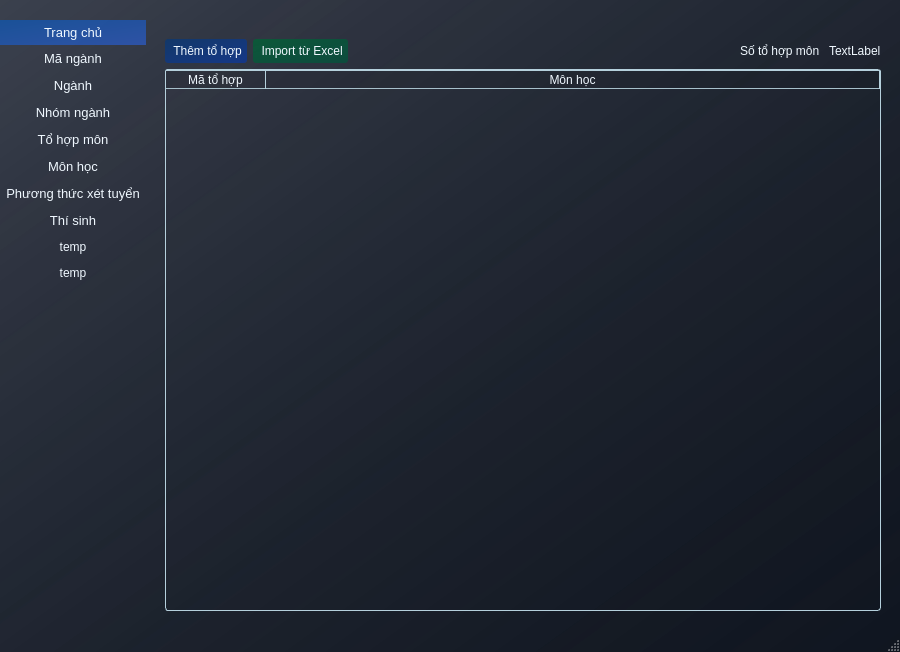
The window that mainwindow.ui (yurixahri/quan-ly-tuyen-sinh) describes before a commit, drawn with Qt 5.
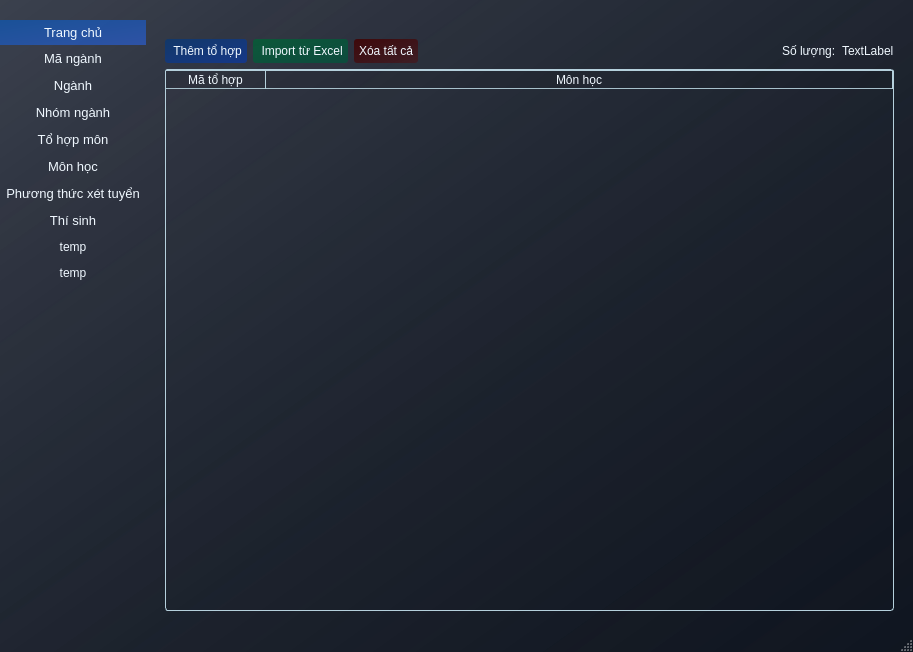
The same window after the commit. The open tabs and pages were chosen to show the change. Icons and pictures are not drawn.

Diff of the .ui file:
```diff
--- a/mainwindow.ui
+++ b/mainwindow.ui
@@ -6,7 +6,7 @@
    <rect>
     <x>0</x>
     <y>0</y>
-    <width>900</width>
+    <width>913</width>
     <height>652</height>
    </rect>
   </property>
@@ -831,7 +831,20 @@
             <widget class="QWidget" name="tohop_page">
              <layout class="QVBoxLayout" name="verticalLayout_5">
               <item>
-               <layout class="QHBoxLayout" name="_3">
+               <widget class="QWidget" name="widget" native="true">
+                <layout class="QHBoxLayout" name="horizontalLayout_4">
+                 <property name="leftMargin">
+                  <number>0</number>
+                 </property>
+                 <property name="topMargin">
+                  <number>0</number>
+                 </property>
+                 <property name="rightMargin">
+                  <number>0</number>
+                 </property>
+                 <property name="bottomMargin">
+                  <number>0</number>
+                 </property>
                 <item>
                  <widget class="QPushButton" name="add_tohop_button">
                   <property name="styleSheet">
@@ -884,6 +897,29 @@
                   </property>
                  </widget>
                 </item>
+                 <item>
+                  <widget class="QPushButton" name="delete_all_tohop">
+                   <property name="styleSheet">
+                    <string notr="true">QPushButton{
+	border-radius: 3px;
+	padding: 5px;
+color: rgb(240,248,255);
+background-color: qlineargradient(spread:pad, x1:0, y1:0, x2:1, y2:1, stop:0 rgba(65, 0, 0, 213), stop:1 rgba(93, 0, 0, 96));
+}
+
+QPushButton:hover {
+background-color:	qlineargradient(spread:pad, x1:0, y1:0, x2:1, y2:1, stop:0 rgba(95, 0, 0, 218), stop:1 rgba(93, 0, 0, 136));
+}</string>
+                   </property>
+                   <property name="text">
+                    <string>Xóa tất cả</string>
+                   </property>
+                   <property name="icon">
+                    <iconset resource="assets.qrc">
+                     <normaloff>:/assets/images/delete-128.png</normaloff>:/assets/images/delete-128.png</iconset>
+                   </property>
+                  </widget>
+                 </item>
                 <item>
                  <spacer name="horizontalSpacer_3">
                   <property name="orientation">
@@ -900,7 +936,7 @@
                 <item>
                  <widget class="QLabel" name="label_2">
                   <property name="text">
-                   <string>Số tổ hợp môn </string>
+                    <string>Số lượng:</string>
                   </property>
                  </widget>
                 </item>
@@ -912,6 +948,7 @@
                  </widget>
                 </item>
                </layout>
+               </widget>
               </item>
               <item>
                <widget class="QTableWidget" name="tohop_mon_table">
```
Left out of the diff: 68 changed lines with no effect on the pictures. Lines whose indentation alone changed are shown as unchanged.
